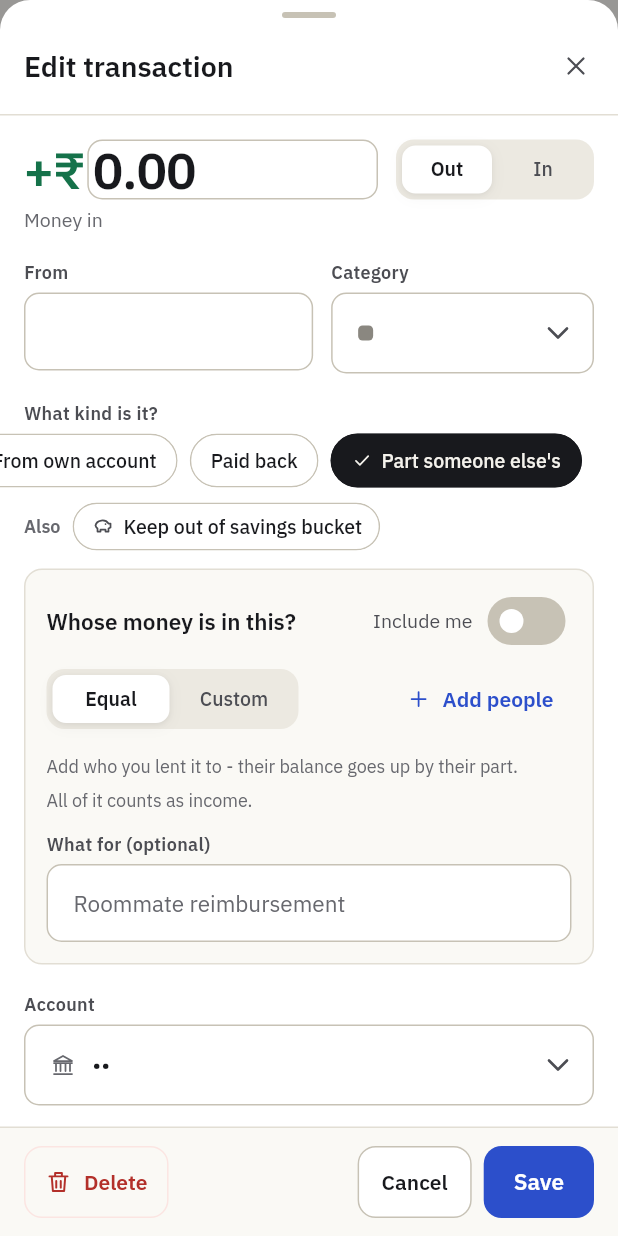
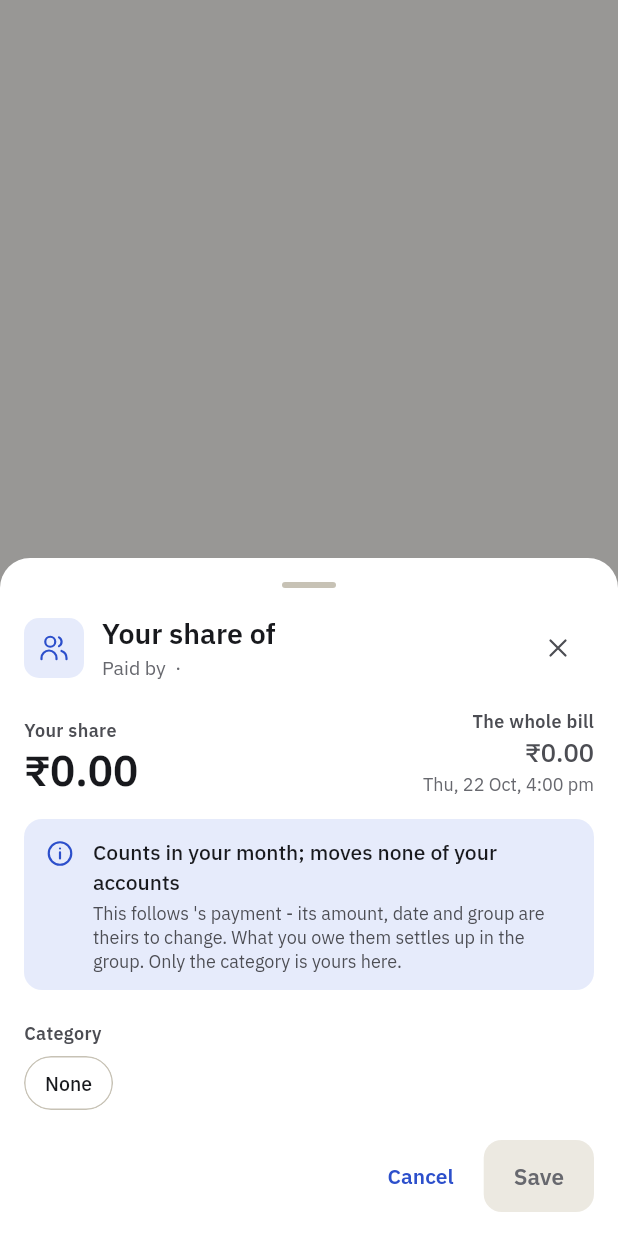
Before and after one commit to ReTXChintu/spendlog, a Flutter app: what showEditTransactionSheet() shows on an empty page, opened directly with empty values, on a phone screen of 412 x 824 dp. Run offline on Flutter 3.47's test engine with Material 3 defaults, Android fonts, the phone set to English and light mode, and no system bars; our stand-ins replace firebase_core, firebase_messaging, flutter_contacts, flutter_local_notifications, flutter_secure_storage, flutter_svg and 7 more; missing offline and left inert: another_telephony, flutter_appauth, mobile_scanner, workmanager; accounts and stored records are empty; network calls fail; statements that could not run were skipped.

Commit message:
feat(mobile): my share of a friend's group payment, as the row it is
The row the group writes into my ledger for my share of a payment
another SpendLog user made says so in the list ("Paid by Asha · your
share"), and opens on a sheet of its own: my share against the whole
bill, why the rest is theirs to change, and the one thing that is mine -
the category. No Delete: it goes when they take me off the payment or
take the payment out of the group.

Co-Authored-By: Claude Opus 5.5 <noreply@anthropic.com>

```diff
--- a/apps/mobile-app/lib/widgets/edit_transaction_sheet.dart
+++ b/apps/mobile-app/lib/widgets/edit_transaction_sheet.dart
@@ -12,6 +12,7 @@ import 'person_picker_sheet.dart';
 import 'raw_message_sheet.dart';
 import 'refund_sheet.dart';
 import 'group_picker_sheet.dart';
+import 'mirror_share_sheet.dart';
 
 /// Whether a merchant reads like a bank's raw payee rather than a name a
 /// person chose: a UPI handle ("9876@ybl") or a shouted reference
@@ -73,6 +74,11 @@ Future<bool?> showEditTransactionSheet(
   required List<Category> categories,
   required List<Account> accounts,
 }) {
+  // My share of somebody else's group payment: nothing of it is mine to
+  // change but the category, and the server would refuse the rest.
+  if (transaction?.mirrorOf != null) {
+    return showMirrorShareSheet(context, transaction: transaction!, categories: categories);
+  }
   return showModalBottomSheet<bool>(
     context: context,
     isScrollControlled: true,
--- /dev/null
+++ b/apps/mobile-app/lib/widgets/mirror_share_sheet.dart
@@ -0,0 +1,172 @@
+import 'package:flutter/material.dart';
+import '../models/models.dart';
+import '../services/api_client.dart';
+import '../utils/format.dart';
+import 'ds/ds.dart';
+
+/// My share of a group payment somebody else on SpendLog made.
+///
+/// Everything about the row follows their payment - the amount, the date,
+/// the group, who it was shared with - and the server refuses to change
+/// any of it from here. What a dinner is *to me* is my business, so the
+/// category is the one thing offered, with why in plain words. There is
+/// no Delete: the row goes when they take me off the payment, or take the
+/// payment out of the group.
+Future<bool?> showMirrorShareSheet(
+  BuildContext context, {
+  required Transaction transaction,
+  required List<Category> categories,
+}) {
+  return showModalBottomSheet<bool>(
+    context: context,
+    isScrollControlled: true,
+    useSafeArea: true,
+    backgroundColor: context.c.sf,
+    shape: const RoundedRectangleBorder(borderRadius: BorderRadius.vertical(top: Radius.circular(Ds.r3xl))),
+    builder: (_) => Padding(
+      padding: EdgeInsets.only(bottom: MediaQuery.of(context).viewInsets.bottom),
+      child: MirrorShareSheet(transaction: transaction, categories: categories),
+    ),
+  );
+}
+
+class MirrorShareSheet extends StatefulWidget {
+  const MirrorShareSheet({super.key, required this.transaction, required this.categories});
+
+  final Transaction transaction;
+  final List<Category> categories;
+
+  @override
+  State<MirrorShareSheet> createState() => _MirrorShareSheetState();
+}
+
+class _MirrorShareSheetState extends State<MirrorShareSheet> {
+  late String? _categoryId = widget.transaction.category?.id;
+  bool _saving = false;
+  String? _error;
+
+  Transaction get t => widget.transaction;
+  String get _payer => t.paidByName ?? 'someone else';
+
+  Future<void> _save() async {
+    setState(() {
+      _saving = true;
+      _error = null;
+    });
+    try {
+      await ApiClient.instance.patch('/transactions/${t.id}', {'categoryId': _categoryId});
+      if (mounted) Navigator.of(context).pop(true);
+    } on ApiException catch (e) {
+      if (mounted) setState(() => _error = e.message);
+    } catch (_) {
+      if (mounted) setState(() => _error = "Couldn't save. Check your connection and try again.");
+    } finally {
+      if (mounted) setState(() => _saving = false);
+    }
+  }
+
+  @override
+  Widget build(BuildContext context) {
+    final c = context.c;
+    final share = t.split?.myShareMinor ?? t.amountMinor;
+    final categories = categoriesFor(widget.categories, 'DEBIT');
+
+    return SafeArea(
+      top: false,
+      child: SingleChildScrollView(
+        padding: const EdgeInsets.fromLTRB(16, 8, 16, 16),
+        child: Column(
+          crossAxisAlignment: CrossAxisAlignment.stretch,
+          mainAxisSize: MainAxisSize.min,
+          children: [
+            const Center(child: DsDragHandle()),
+            const SizedBox(height: 8),
+            DsSheetHeader(
+              title: 'Your share of ${t.merchant ?? 'a payment'}',
+              subtitle: 'Paid by $_payer${t.groupName != null ? ' · ${t.groupName}' : ''}',
+              icon: DsIcons.users,
+              onClose: () => Navigator.of(context).pop(),
+            ),
+            const SizedBox(height: 16),
+            Row(
+              crossAxisAlignment: CrossAxisAlignment.end,
+              children: [
+                Expanded(
+                  child: Column(
+                    crossAxisAlignment: CrossAxisAlignment.start,
+                    children: [
+                      const DsLabel('Your share'),
+                      const SizedBox(height: 2),
+                      Text(
+                        formatMoney(share),
+                        style: kNum.copyWith(fontSize: 28, height: 34 / 28, fontWeight: FontWeight.w600, color: c.tx),
+                      ),
+                    ],
+                  ),
+                ),
+                Column(
+                  crossAxisAlignment: CrossAxisAlignment.end,
+                  children: [
+                    const DsLabel('The whole bill'),
+                    const SizedBox(height: 2),
+                    Text(
+                      formatMoney(t.amountMinor),
+                      style: kNum.copyWith(fontSize: 17, height: 24 / 17, fontWeight: FontWeight.w500, color: c.tx2),
+                    ),
+                    Text(formatDateTime(t.occurredAt), style: TextStyle(fontSize: 12, height: 16 / 12, color: c.tx3)),
+                  ],
+                ),
+              ],
+            ),
+            const SizedBox(height: 16),
+            DsCallout(
+              tone: DsTone.ac,
+              icon: DsIcons.info,
+              title: 'Counts in your month; moves none of your accounts',
+              detail: "This follows $_payer's payment - its amount, date and group are theirs to change. "
+                  'What you owe them settles up in the group. Only the category is yours here.',
+            ),
+            const SizedBox(height: 20),
+            const DsLabel('Category'),
+            const SizedBox(height: 8),
+            Wrap(
+              spacing: 8,
+              runSpacing: 8,
+              children: [
+                DsChip(
+                  label: 'None',
+                  selected: _categoryId == null,
+                  onTap: _saving ? null : () => setState(() => _categoryId = null),
+                ),
+                for (final category in categories)
+                  DsChip(
+                    key: ValueKey('mirror-category-${category.id}'),
+                    label: category.name,
+                    selected: _categoryId == category.id,
+                    onTap: _saving ? null : () => setState(() => _categoryId = category.id),
+                  ),
+              ],
+            ),
+            if (_error != null) ...[
+              const SizedBox(height: 12),
+              DsCallout(tone: DsTone.crit, title: _error!),
+            ],
+            const SizedBox(height: 20),
+            Row(
+              children: [
+                const Spacer(),
+                TextButton(onPressed: _saving ? null : () => Navigator.of(context).pop(), child: const Text('Cancel')),
+                const SizedBox(width: 8),
+                FilledButton(
+                  key: const ValueKey('mirror-save'),
+                  onPressed: _saving || _categoryId == t.category?.id ? null : _save,
+                  child: Text(_saving ? 'Saving…' : 'Save'),
+                ),
+              ],
+            ),
+          ],
+        ),
+      ),
+    );
+  }
+}
--- a/apps/mobile-app/lib/widgets/transaction_tile.dart
+++ b/apps/mobile-app/lib/widgets/transaction_tile.dart
@@ -212,7 +212,8 @@ class TransactionTile extends StatelessWidget {
                         // user's, only their share counted.
                         if (transaction.offLedger)
                           DsBadge(
-                            transaction.paidByName != null ? 'Paid by ${transaction.paidByName}' : 'Paid by someone else',
+                            '${transaction.paidByName != null ? 'Paid by ${transaction.paidByName}' : 'Paid by someone else'}'
+                            '${transaction.mirrorOf != null ? ' · your share' : ''}',
                             onTinted: attention,
                           ),
                         if (transaction.refundOf.isNotEmpty)
```
Also changed, not shown: 1 other file.
